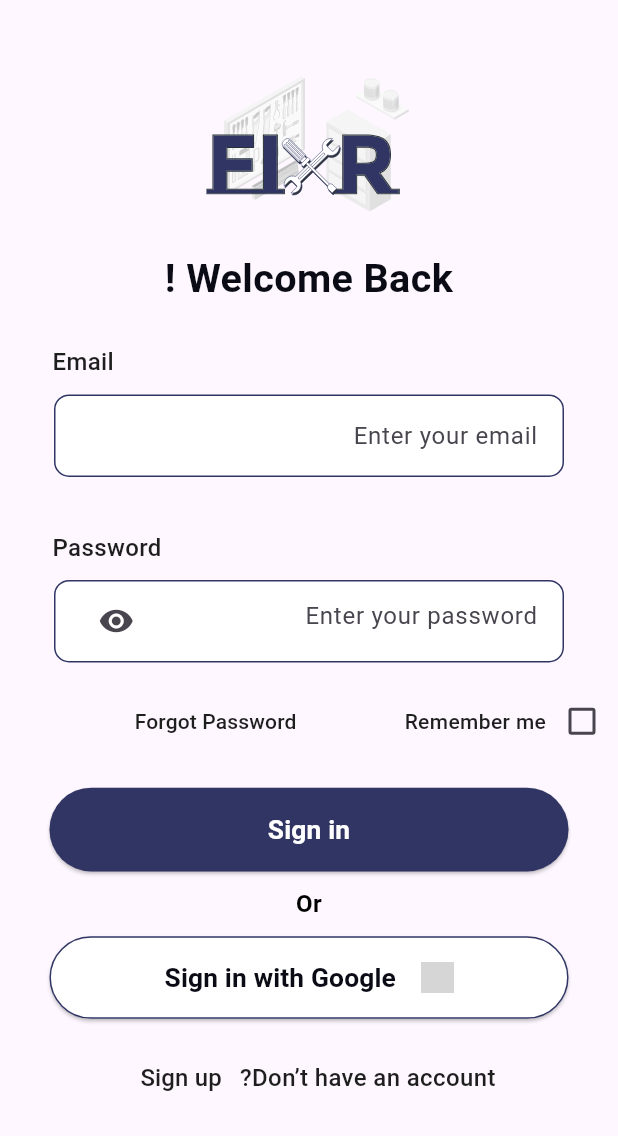
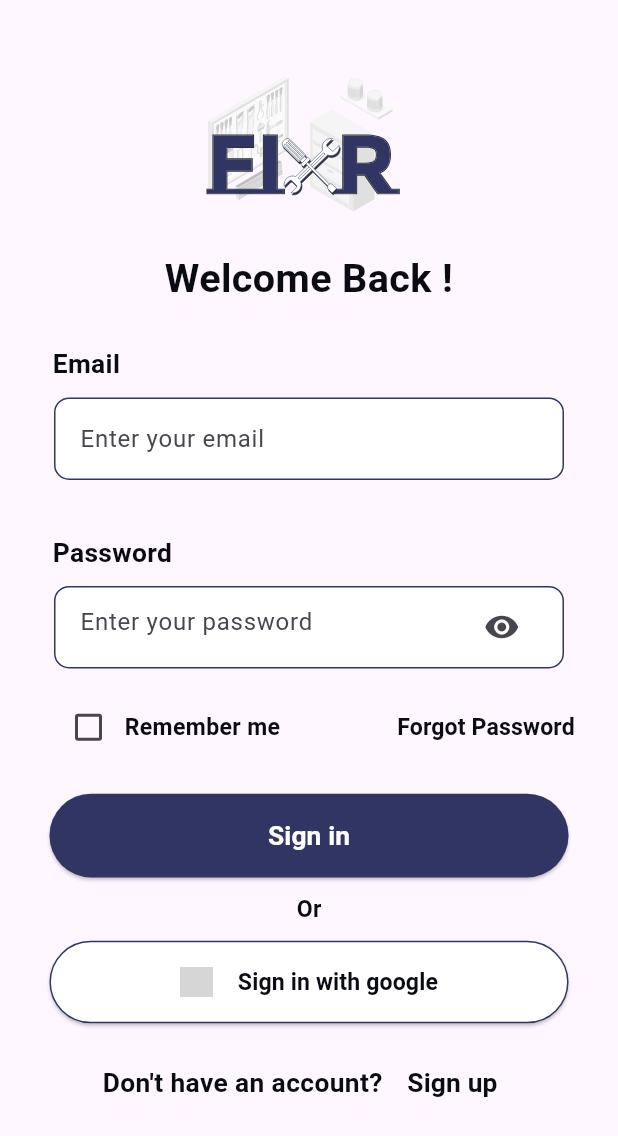
Before and after one commit to MagdKamaldev/fixer-app, a Flutter app: the LoginView screen opened by its route, on a phone screen of 412 x 824 dp. Shown: the top 1136 px of the screen. Run offline on Flutter 3.47's test engine with Material 3 defaults, Android fonts, the light colour scheme and no system bars; our stand-ins replace flutter_screenutil, flutter_svg, google_fonts, google_maps_flutter, smooth_page_indicator; grey boxes are pictures that could not be loaded.

Commit message:
localization of login commited

```diff
--- a/lib/core/constants/constants.dart
+++ b/lib/core/constants/constants.dart
@@ -1 +1 @@
-const String locale = "ar";
+const String locale = "en";
--- a/lib/core/themes/text_styles.dart
+++ b/lib/core/themes/text_styles.dart
@@ -34,10 +34,23 @@ class TextStyles {
     fontFamily: GoogleFonts.roboto().fontFamily,
     fontWeight: FontWeight.w400,
   );
+  static TextStyle bodybold = TextStyle(
+    color: ColorManager.black,
+    fontSize: 16.sp,
+    fontFamily: GoogleFonts.roboto().fontFamily,
+    fontWeight: FontWeight.w600,
+  );
+
   static TextStyle small = TextStyle(
     color: ColorManager.black,
     fontSize: 14.sp,
     fontFamily: GoogleFonts.roboto().fontFamily,
     fontWeight: FontWeight.w400,
   );
+  static TextStyle smallbold = TextStyle(
+    color: ColorManager.black,
+    fontSize: 14.sp,
+    fontFamily: GoogleFonts.roboto().fontFamily,
+    fontWeight: FontWeight.w600,
+  );
 }
--- a/lib/features/login/presentation/views/widgets/login_view_body.dart
+++ b/lib/features/login/presentation/views/widgets/login_view_body.dart
@@ -1,6 +1,8 @@
 import 'package:fixer/core/helpers/spacing.dart';
 import 'package:fixer/core/themes/colors.dart';
 import 'package:fixer/features/login/presentation/views/widgets/login_view_body_text_container.dart';
+import 'package:fixer/generated/l10n.dart';
+
 import 'package:flutter/material.dart';
 import 'package:fixer/features/login/presentation/views/widgets/login_view_body_buttons.dart';
 import 'package:fixer/features/login/presentation/views/widgets/login_view_body_forgotpass_row.dart';
@@ -26,28 +28,28 @@ class _LoginViewBodyState extends State<LoginViewBody> {
         verticalSpace(50),
         const Logo(),
         verticalSpace(25),
-        const TextContainer(
-          text: "Email",
+        TextContainer(
+          text: S.of(context).email,
           margin: 35,
         ),
         verticalSpace(10),
         //EMAIL INPUT
         TextForm(
             controller: emailController,
-            text: "Enter your email",
+            text: S.of(context).emailform,
             obscure: false,
             textInputType: TextInputType.emailAddress),
 
         verticalSpace(35),
-        const TextContainer(
-          text: "Password",
+        TextContainer(
+          text: S.of(context).password,
           margin: 35,
         ),
         verticalSpace(10),
         //PASSWORD INPUT
         TextForm(
           controller: passwordController,
-          text: "Enter your password",
+          text: S.of(context).passwordform,
           textInputType: TextInputType.text,
           obscure: obscure,
           icon: GestureDetector(
@@ -68,14 +70,14 @@ class _LoginViewBodyState extends State<LoginViewBody> {
       Row(
         mainAxisAlignment: MainAxisAlignment.center,
         children: [
-          const TextContainer(
-            text: "Don’t have an account?",
+          TextContainer(
+            text: S.of(context).noaccount,
             margin: 0,
           ),
           TextButton(
               onPressed: () {},
-              child: const TextContainer(
-                text: "Sign up",
+              child: TextContainer(
+                text: S.of(context).signup,
                 color: ColorManager.primary,
                 margin: 0,
               ))
--- a/lib/features/login/presentation/views/widgets/login_view_body_buttons.dart
+++ b/lib/features/login/presentation/views/widgets/login_view_body_buttons.dart
@@ -1,5 +1,7 @@
 import 'package:fixer/core/helpers/spacing.dart';
 import 'package:fixer/core/themes/colors.dart';
+import 'package:fixer/core/themes/text_styles.dart';
+import 'package:fixer/generated/l10n.dart';
 import 'package:flutter/material.dart';
 import 'package:flutter_screenutil/flutter_screenutil.dart';
 
@@ -24,7 +26,7 @@ class ButtonLogin extends StatelessWidget {
                 backgroundColor: ColorManager.primary,
                 minimumSize: Size.fromHeight(55.h)),
             child: Text(
-              "Sign in",
+              S.of(context).signin,
               style: TextStyle(
                   color: ColorManager.white,
                   fontSize: 16.sp,
@@ -32,18 +34,14 @@ class ButtonLogin extends StatelessWidget {
             ),
           ),
           verticalSpace(10),
-          const Text(
-            "Or",
-            style: TextStyle(
-                fontSize: 16, color: Colors.black, fontWeight: FontWeight.w600),
-          ),
+          Text(S.of(context).or, style: TextStyles.smallbold),
           verticalSpace(10),
           ElevatedButton(
             onPressed: () {},
             style: ElevatedButton.styleFrom(
                 side: const BorderSide(color: ColorManager.primary),
                 shape: const StadiumBorder(),
-                backgroundColor: Colors.white,
+                backgroundColor: ColorManager.white,
                 minimumSize: const Size.fromHeight(55)),
             child: Row(
               mainAxisAlignment: MainAxisAlignment.center,
@@ -51,13 +49,7 @@ class ButtonLogin extends StatelessWidget {
                 Image.asset("assets/images/google_icon.png",
                     width: 20.w, height: 20.h),
                 horizontalSpace(15),
-                Text(
-                  "Sign in with Google",
-                  style: TextStyle(
-                      color: ColorManager.black,
-                      fontSize: 16.sp,
-                      fontWeight: FontWeight.w600),
-                ),
+                Text(S.of(context).withgoogle, style: TextStyles.smallbold),
               ],
             ),
           )
--- a/lib/features/login/presentation/views/widgets/login_view_body_forgotpass_row.dart
+++ b/lib/features/login/presentation/views/widgets/login_view_body_forgotpass_row.dart
@@ -1,6 +1,8 @@
+import 'package:fixer/core/helpers/spacing.dart';
 import 'package:fixer/core/themes/colors.dart';
+import 'package:fixer/core/themes/text_styles.dart';
+import 'package:fixer/generated/l10n.dart';
 import 'package:flutter/material.dart';
-import 'package:google_fonts/google_fonts.dart';
 
 class ForgotPassword extends StatefulWidget {
   const ForgotPassword({super.key});
@@ -27,20 +29,11 @@ class _ForgotPasswordState extends State<ForgotPassword> {
             activeColor: ColorManager.white,
             focusColor: ColorManager.black,
           ),
-          Text("Remember me",
-              style: GoogleFonts.roboto(
-                  color: const Color(0xff1E1E1E),
-                  fontSize: 14,
-                  fontWeight: FontWeight.w500)),
-          const SizedBox(width: 60),
+          Text(S.of(context).remember, style: TextStyles.smallbold),
+          horizontalSpace(60),
           TextButton(
               onPressed: () {},
-              child: Text("Forgot Password",
-                  style: GoogleFonts.roboto(
-                    color: const Color(0xff1E1E1E),
-                    fontSize: 14,
-                    fontWeight: FontWeight.w500,
-                  )))
+              child: Text(S.of(context).forgot, style: TextStyles.smallbold))
         ]));
   }
 }
--- a/lib/features/login/presentation/views/widgets/login_view_body_logo.dart
+++ b/lib/features/login/presentation/views/widgets/login_view_body_logo.dart
@@ -1,10 +1,10 @@
 // ignore: file_names
 import 'package:fixer/core/helpers/spacing.dart';
-import 'package:fixer/core/themes/colors.dart';
+import 'package:fixer/core/themes/text_styles.dart';
+import 'package:fixer/generated/l10n.dart';
 import 'package:flutter/material.dart';
 import 'package:flutter_screenutil/flutter_screenutil.dart';
 import 'package:flutter_svg/svg.dart';
-import 'package:google_fonts/google_fonts.dart';
 
 class Logo extends StatelessWidget {
   const Logo({super.key});
@@ -24,13 +24,8 @@ class Logo extends StatelessWidget {
                 width: 134.85.w, height: 56.92.h))
       ]),
       verticalSpace(25),
-      Text("Welcome Back !",
-          textAlign: TextAlign.center,
-          style: GoogleFonts.roboto(
-            color: ColorManager.black,
-            fontSize: 24.sp,
-            fontWeight: FontWeight.w700,
-          ))
+      Text(S.of(context).welcome,
+          textAlign: TextAlign.center, style: TextStyles.headings)
     ]);
   }
 }
--- a/lib/features/login/presentation/views/widgets/login_view_body_text_container.dart
+++ b/lib/features/login/presentation/views/widgets/login_view_body_text_container.dart
@@ -1,23 +1,19 @@
+import 'package:fixer/core/constants/constants.dart';
+import 'package:fixer/core/themes/text_styles.dart';
 import 'package:flutter/material.dart';
-import 'package:google_fonts/google_fonts.dart';
 
 class TextContainer extends StatelessWidget {
   final String text;
   final Color? color;
   final double margin;
-  const TextContainer({super.key, required this.text,this.color,required this.margin});
+  const TextContainer(
+      {super.key, required this.text, this.color, required this.margin});
   @override
   Widget build(BuildContext context) {
     return Container(
-          margin: EdgeInsets.only(left:margin),
-          alignment: Alignment.topLeft,
-          child: Text(text,
-              textAlign: TextAlign.start,
-              style: GoogleFonts.roboto(
-                color: const Color(0xff1E1E1E),
-                fontSize: 16,
-                fontWeight: FontWeight.w500,
-              )),
-        );
+      margin: EdgeInsets.symmetric(horizontal: margin),
+      alignment: locale == "en" ? Alignment.topLeft : Alignment.topRight,
+      child: Text(text, textAlign: TextAlign.start, style: TextStyles.bodybold),
+    );
   }
 }
--- a/lib/features/login/presentation/views/widgets/login_view_body_text_forms.dart
+++ b/lib/features/login/presentation/views/widgets/login_view_body_text_forms.dart
@@ -1,3 +1,4 @@
+import 'package:fixer/core/themes/colors.dart';
 import 'package:flutter/material.dart';
 import 'package:flutter_screenutil/flutter_screenutil.dart';
 
@@ -22,9 +23,9 @@ class TextForm extends StatelessWidget {
         width: 340,
         padding: EdgeInsets.symmetric(vertical: 3.h, horizontal: 15.w),
         decoration: BoxDecoration(
-            color: Colors.white,
+            color: ColorManager.white,
             borderRadius: BorderRadius.circular(10),
-            border: Border.all(color: const Color(0XFF303564))),
+            border: Border.all(color: ColorManager.primary)),
         child: TextFormField(
           controller: controller,
           keyboardType: textInputType,
--- a/lib/features/on_boarding/presentation/views/widgets/onboarding_container.dart
+++ b/lib/features/on_boarding/presentation/views/widgets/onboarding_container.dart
@@ -4,7 +4,6 @@ import 'package:flutter/material.dart';
 import 'package:flutter/widgets.dart';
 import 'package:flutter_screenutil/flutter_screenutil.dart';
 import 'package:flutter_svg/svg.dart';
-import 'package:google_fonts/google_fonts.dart';
 
 class OnBoardingContainer extends StatelessWidget {
   final String image;
@@ -27,9 +26,7 @@ class OnBoardingContainer extends StatelessWidget {
           Container(
             alignment: Alignment.center,
             child: Text(text,
-                textAlign: TextAlign.center,
-                style:TextStyles.headings
-                    ),
+                textAlign: TextAlign.center, style: TextStyles.headings),
           )
         ],
       ),
--- a/lib/l10n/intl_ar.arb
+++ b/lib/l10n/intl_ar.arb
@@ -2,5 +2,17 @@
   "skip" : "تخطي",
   "onBoardingText1" : " توصيل المستخدمين بالحرفيين \nالمهرة على الفور.",
   "onBoardingText2" : "احصل على عروض بأسعار تنافسية، وقارن الأسعار، واتخذ قرارات مستنيرة.",
-  "onBoardingText3" : "قم بإجراء تحويلات خالية من \nالمتاعب داخل التطبيق لراحة البال."
+  "onBoardingText3" : "قم بإجراء تحويلات خالية من \nالمتاعب داخل التطبيق لراحة البال."   ,
+  "welcome":"مرحباً بك مجدداً",
+  "email":"البريد الإلكتروني",
+  "emailform":"أدخل بريدك الإلكتروني",
+  "password":"كلمة المرور",
+  "passwordform":"أدخل كلمة المرور",
+  "remember":"تذكرني",
+  "forgot":"نسيت كلمة المرور",
+  "signin":"تسجيل الدخول ",
+  "or":"أو",
+  "withgoogle":"تسجيل الدخول باستخدام جوجل",
+  "noaccount":"ليس لديك حساب؟",
+  "signup":" تسجيل "
 }
--- a/lib/l10n/intl_en.arb
+++ b/lib/l10n/intl_en.arb
@@ -2,5 +2,17 @@
   "skip": "skip",
   "onBoardingText1" : "Connect users with skilled \n craftsmen instantly.",
   "onBoardingText2" : "Recieve competitive bids,\n compare prices,and make \n informed decisions.",
-  "onBoardingText3" : "Make hassle-free transcations \n within the app for peace of \n mind."
+  "onBoardingText3" : "Make hassle-free transcations \n within the app for peace of \n mind." ,
+  "welcome":"Welcome Back !",
+  "email":"Email",
+  "emailform":"Enter your email",
+  "password":"Password",
+  "passwordform":"Enter your password",
+  "remember":"Remember me",
+  "forgot":"Forgot Password",
+  "signin":"Sign in",
+  "or":"Or",
+  "withgoogle":"Sign in with google",
+  "noaccount":"Don't have an account?",
+  "signup":" Sign up"
 }
```
Also changed, not shown: lib/generated/intl/messages_ar.dart, lib/generated/intl/messages_en.dart, lib/generated/l10n.dart.
